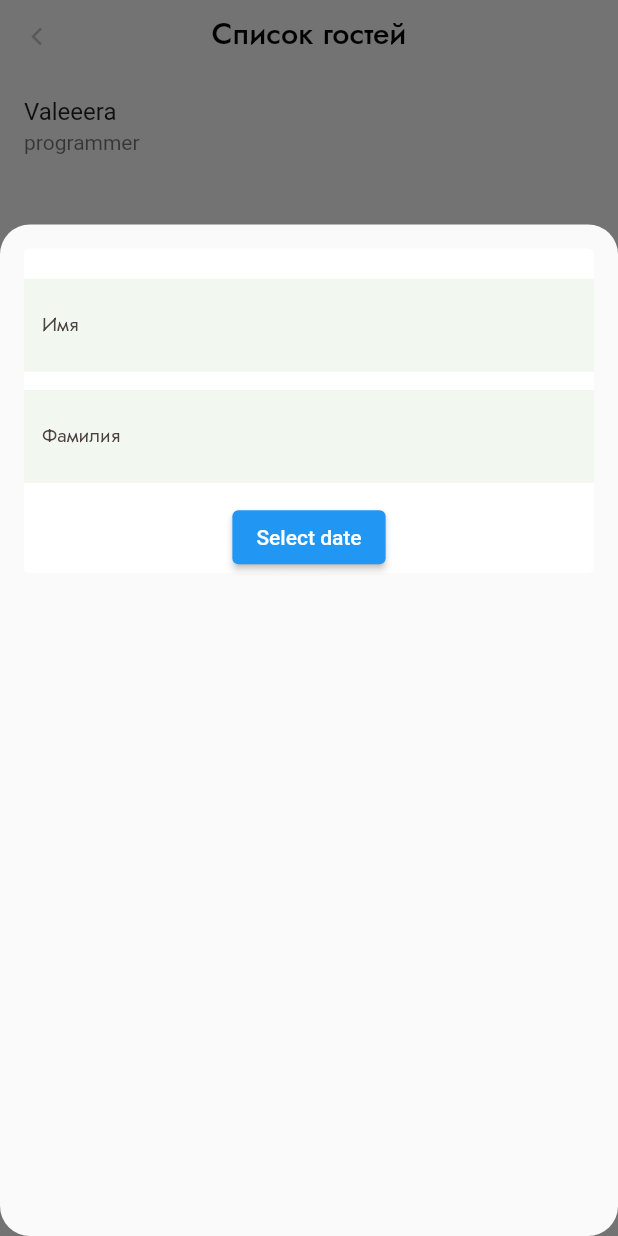
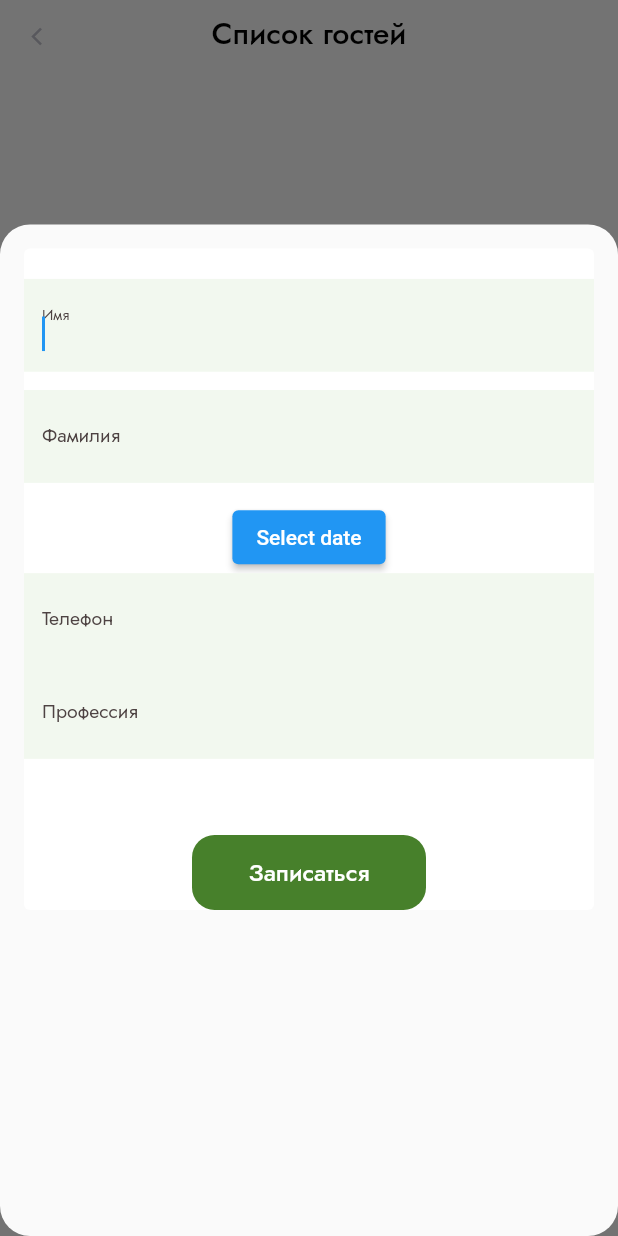
Before and after one commit to DelayStepback/birthday-app, a Flutter app: the GuestsPage screen opened directly, after a tap on the "add" icon, on a phone screen of 412 x 824 dp. Run offline on Flutter 3.47's test engine with Material 2 defaults, Android fonts, the phone set to English and light mode, and no system bars; our stand-ins replace auto_size_text, bloc, equatable, flutter_bloc, flutter_screenutil; missing offline and left inert: yandex_mapkit; statements that could not run were skipped.

Commit message:
fixed blocprovider

```diff
--- a/lib/features/general/data/entertainments-data.dart
+++ b/lib/features/general/data/models/general_data/entertainments-data.dart
@@ -1,5 +1,5 @@
 
-import 'package:birthday_app/features/general/data/models/entertainments.dart';
+import 'package:birthday_app/features/general/data/models/general/entertainments.dart';
 
 class EntertainmentsData{
   static final String _mainFolder = 'assets/images/general/entertainments/';
--- a/lib/features/general/data/food-data.dart
+++ b/lib/features/general/data/models/general_data/food-data.dart
@@ -1,4 +1,4 @@
-import 'models/food.dart';
+import '../general/food.dart';
 
 class FoodData{
   final List<Food> _foodList = [
--- a/lib/features/general/data/slider-data.dart
+++ b/lib/features/general/data/models/general_data/slider-data.dart
@@ -1,6 +1,4 @@
-import 'package:birthday_app/features/general/data/models/slider-image-model.dart';
-import 'models/slider-image-model.dart';
-
+import 'package:birthday_app/features/general/data/models/general/slider-image-model.dart';
 class SliderData {
   static const String _mainFolder = 'assets/images/general/image-slider-';
   final List<SliderImageModel> _sliderList = [
--- a/lib/features/general/presentation/general/widgets/entertainments/entertainments-list-widget.dart
+++ b/lib/features/general/presentation/general/widgets/entertainments/entertainments-list-widget.dart
@@ -1,5 +1,5 @@
-import 'package:birthday_app/features/general/data/entertainments-data.dart';
-import 'package:birthday_app/features/general/data/models/entertainments.dart';
+import 'package:birthday_app/features/general/data/models/general_data/entertainments-data.dart';
+import 'package:birthday_app/features/general/data/models/general/entertainments.dart';
 import 'package:flutter/material.dart';
 
 import 'entertainments-tile.dart';
--- a/lib/features/general/presentation/general/widgets/food-details-screen.dart
+++ b/lib/features/general/presentation/general/widgets/food-details-screen.dart
@@ -42,7 +42,8 @@ class _FoodDetailsScreenState extends State<FoodDetailsScreen> {
         elevation: 0,
         backgroundColor: Colors.transparent,
       ),
-      body: GestureDetector(
+      body: SingleChildScrollView(
+        child: GestureDetector(
             onTap: () => {Navigator.pop(context)},
             child:
                 Column(
@@ -120,6 +121,7 @@ class _FoodDetailsScreenState extends State<FoodDetailsScreen> {
 
                   ],
                 )),
+      ),
     );
   }
 }
--- a/lib/features/general/presentation/general/widgets/menu/menu-grid.dart
+++ b/lib/features/general/presentation/general/widgets/menu/menu-grid.dart
@@ -1,9 +1,9 @@
-import 'package:birthday_app/features/general/data/food-data.dart';
+import 'package:birthday_app/features/general/data/models/general_data/food-data.dart';
 import 'package:birthday_app/features/general/presentation/general/widgets/food-details-screen.dart';
 import 'package:flutter/material.dart';
 import 'package:flutter_screenutil/flutter_screenutil.dart';
 
-import '../../../../data/models/food.dart';
+import '../../../../data/models/general/food.dart';
 
 class MenuGrid extends StatefulWidget {
   const MenuGrid({super.key});
--- a/lib/features/general/presentation/general/widgets/slider-top.dart
+++ b/lib/features/general/presentation/general/widgets/slider-top.dart
@@ -1,7 +1,8 @@
-import 'package:birthday_app/features/general/data/models/slider-image-model.dart';
-import 'package:birthday_app/features/general/data/slider-data.dart';
 import 'package:flutter/material.dart';
 import 'package:flutter_screenutil/flutter_screenutil.dart';
+
+import '../../../data/models/general/slider-image-model.dart';
+import '../../../data/models/general_data/slider-data.dart';
 
 class SliderTop extends StatefulWidget {
   const SliderTop({super.key});
--- a/lib/features/general/presentation/guests_page/guests_view.dart
+++ b/lib/features/general/presentation/guests_page/guests_view.dart
@@ -9,31 +9,13 @@ import '../../../general/data/blocs/bloc_exports.dart';
 import '../../../general/data/models/guests/guest.dart';
 
 class GuestsPage extends StatelessWidget {
-  @override
-  Widget build(BuildContext context) {
-    return BlocProvider(
-      create: (BuildContext context) => GuestsBloc()
-        ..add(AddGuest(
-          guest: Guest(
-              firstName: 'Valeeera',
-              lastName: 'Stateneal',
-              birthdayDate: DateTime(2002, 8, 1),
-              createdTime: DateTime.now(),
-              phone: '+7903243',
-              profession: 'programmer'),
-        )),
-      child: Builder(builder: (context) => _buildPage(context)),
-    );
-  }
-
   TextEditingController firstNameController = TextEditingController();
   TextEditingController lastNameController = TextEditingController();
+  TextEditingController phoneController = TextEditingController();
   TextEditingController professionController = TextEditingController();
-
 
   late TextEditingController textEditingController;
   late String labelText;
-
 
   DateTime selectedDate = DateTime.now();
 
@@ -47,16 +29,18 @@ class GuestsPage extends StatelessWidget {
       // setState(() {
       //   selectedDate = picked;
       // });
+      selectedDate = picked;
     }
   }
 
   void _addGuest(BuildContext context) {
     showModalBottomSheet(
-      isScrollControlled: true,
-      shape: const RoundedRectangleBorder(borderRadius: BorderRadius.all(Radius.circular(20))),
+        isScrollControlled: true,
+        shape: const RoundedRectangleBorder(
+            borderRadius: BorderRadius.all(Radius.circular(20))),
         context: context,
         builder: (context) => SingleChildScrollView(
-          padding: EdgeInsets.all(16),
+              padding: const EdgeInsets.all(16),
               child: SizedBox(
                 height: 633.sp,
                 child: Column(
@@ -64,21 +48,87 @@ class GuestsPage extends StatelessWidget {
                   children: [
                     Dialog(
                       elevation: 0,
-                      insetPadding: EdgeInsets.all(0),
+                      insetPadding: const EdgeInsets.all(0),
                       child: SizedBox(
-
                         width: MediaQuery.of(context).size.width,
                         child: Column(
                           children: [
-                            SizedBox(height: 20.sp,),
-                            TextInputField(textEditingController: firstNameController, labelText: 'Имя'),
-                            SizedBox(height: 12.sp,),
-                            TextInputField(textEditingController: lastNameController, labelText: 'Фамилия'),
-                            SizedBox(height: 12.sp,),
+                            SizedBox(
+                              height: 20.h,
+                            ),
+                            TextInputField(
+                                textEditingController: firstNameController,
+                                labelText: 'Имя',
+                                autofocus: true),
+                            SizedBox(
+                              height: 12.h,
+                            ),
+                            TextInputField(
+                                textEditingController: lastNameController,
+                                labelText: 'Фамилия',
+                                autofocus: false),
+                            SizedBox(
+                              height: 12.h,
+                            ),
                             ElevatedButton(
                               onPressed: () => _selectDate(context),
                               child: const Text('Select date'),
                             ),
+                            TextInputField(
+                                textEditingController: phoneController,
+                                labelText: 'Телефон',
+                                autofocus: false),
+                            TextInputField(
+                                textEditingController: professionController,
+                                labelText: 'Профессия',
+                                autofocus: false),
+                            SizedBox(
+                              height: 50.h,
+                            ),
+                            GestureDetector(
+                              onTap: () {
+                                var guest = Guest(
+                                  firstName: firstNameController.text,
+                                  lastName: lastNameController.text,
+                                  birthdayDate: selectedDate,
+                                  createdTime: DateTime.now(),
+                                  phone: phoneController.text,
+                                  profession: professionController.text,
+                                );
+                                context
+                                    .read<GuestsBloc>()
+                                    .add(AddGuest(guest: guest));
+                                Navigator.pop(context);
+                              },
+                              child: Container(
+                                width: 156,
+                                height: 50,
+                                padding: const EdgeInsets.symmetric(
+                                    horizontal: 20, vertical: 12),
+                                decoration: ShapeDecoration(
+                                  color: const Color(0xFF47802B),
+                                  shape: RoundedRectangleBorder(
+                                    borderRadius: BorderRadius.circular(15),
+                                  ),
+                                ),
+                                child: const Row(
+                                  mainAxisSize: MainAxisSize.min,
+                                  mainAxisAlignment: MainAxisAlignment.center,
+                                  crossAxisAlignment: CrossAxisAlignment.center,
+                                  children: [
+                                    Text(
+                                      'Записаться',
+                                      style: TextStyle(
+                                        color: Colors.white,
+                                        fontSize: 16,
+                                        fontFamily: 'Jost',
+                                        fontWeight: FontWeight.w600,
+                                      ),
+                                    ),
+                                  ],
+                                ),
+                              ),
+                            )
                           ],
                         ),
                       ),
@@ -89,39 +139,8 @@ class GuestsPage extends StatelessWidget {
             ));
   }
 
-  Widget _buildPage(BuildContext context) {
-    final bloc = BlocProvider.of<GuestsBloc>(context);
-    // List<Guest> guestList = [
-    //   Guest(
-    //       firstName: 'Ivan',
-    //       lastName: 'Stateneal',
-    //       birthdayDate: DateTime(2002, 8, 1),
-    //       createdTime: DateTime.now(),
-    //       phone: '+7903243',
-    //       profession: 'programmer'),
-    //   Guest(
-    //       firstName: 'Dima',
-    //       lastName: 'Stateneal',
-    //       birthdayDate: DateTime(2002, 8, 1),
-    //       createdTime: DateTime.now(),
-    //       phone: '+7903243',
-    //       profession: 'programmer'),
-    //   Guest(
-    //       firstName: 'Senya',
-    //       lastName: 'Stateneal',
-    //       birthdayDate: DateTime(2002, 8, 1),
-    //       createdTime: DateTime.now(),
-    //       phone: '+7903243',
-    //       profession: 'programmer'),
-    //   Guest(
-    //       firstName: 'Grigory',
-    //       lastName: 'Stateneal',
-    //       birthdayDate: DateTime(2002, 8, 1),
-    //       createdTime: DateTime.now(),
-    //       phone: '+7903243',
-    //       profession: 'programmer'),
-    // ];
-
+  @override
+  Widget build(BuildContext context) {
     return BlocBuilder<GuestsBloc, GuestsState>(
       builder: (context, state) {
         List<Guest> guestsList = state.allGuests;
@@ -161,8 +180,8 @@ class GuestsPage extends StatelessWidget {
                     Icons.add,
                     size: 56,
                   ),
-                  backgroundColor: Color(0xFF47802B),
-                  shape: CircleBorder(),
+                  backgroundColor: const Color(0xFF47802B),
+                  shape: const CircleBorder(),
                 ),
               ),
             ));
--- a/lib/features/general/presentation/guests_page/widgets/text-input-field.dart
+++ b/lib/features/general/presentation/guests_page/widgets/text-input-field.dart
@@ -7,10 +7,12 @@ class TextInputField extends StatelessWidget {
     super.key,
     required this.textEditingController,
     required this.labelText,
+    required this.autofocus,
   });
 
   final TextEditingController textEditingController;
   final String labelText;
+  final bool autofocus;
 
   @override
   Widget build(BuildContext context) {
@@ -20,6 +22,7 @@ class TextInputField extends StatelessWidget {
       padding: EdgeInsets.only(top: 8, left: 12, right: 12, bottom: 8),
       child: Center(
         child: TextFormField(
+          autofocus: autofocus,
           controller: textEditingController,
           style: TextStyle(
             color: Color(0xFF171010),
--- a/lib/main.dart
+++ b/lib/main.dart
@@ -2,7 +2,9 @@ import 'package:flutter/material.dart';
 import 'package:flutter_screenutil/flutter_screenutil.dart';
 import 'package:yandex_mapkit/yandex_mapkit.dart';
 
+import 'features/general/data/blocs/bloc_exports.dart';
 import 'features/general/presentation/general/general-screen.dart';
+
 void main() {
   AndroidYandexMap.useAndroidViewSurface = false;
   runApp(const MyApp());
@@ -10,14 +12,17 @@ void main() {
 
 class MyApp extends StatelessWidget {
   const MyApp({super.key});
+
   @override
   Widget build(BuildContext context) {
     return ScreenUtilInit(
       designSize: const Size(375, 812),
       minTextAdapt: true,
       splitScreenMode: true,
-      builder: (context , child) {
-        return MaterialApp(
+      builder: (context, child) {
+        return BlocProvider(
+          create: (context) => GuestsBloc(),
+          child: MaterialApp(
             debugShowCheckedModeBanner: false,
             title: 'Birthday App',
             // You can use the library anywhere in the app even in theme
@@ -25,6 +30,7 @@ class MyApp extends StatelessWidget {
               // textTheme: Typography.englishLike2018.apply(fontSizeFactor: 1.sp),
             ),
             home: child,
+          ),
         );
       },
       child: const GeneralScreen(),
```
Also changed, not shown: lib/features/general/data/models/general/entertainments.dart (renamed from lib/features/general/data/models/entertainments.dart), lib/features/general/data/models/general/food.dart (renamed from lib/features/general/data/models/food.dart), lib/features/general/data/models/general/slider-image-model.dart (renamed from lib/features/general/data/models/slider-image-model.dart). Lines whose indentation alone changed are shown as unchanged.
